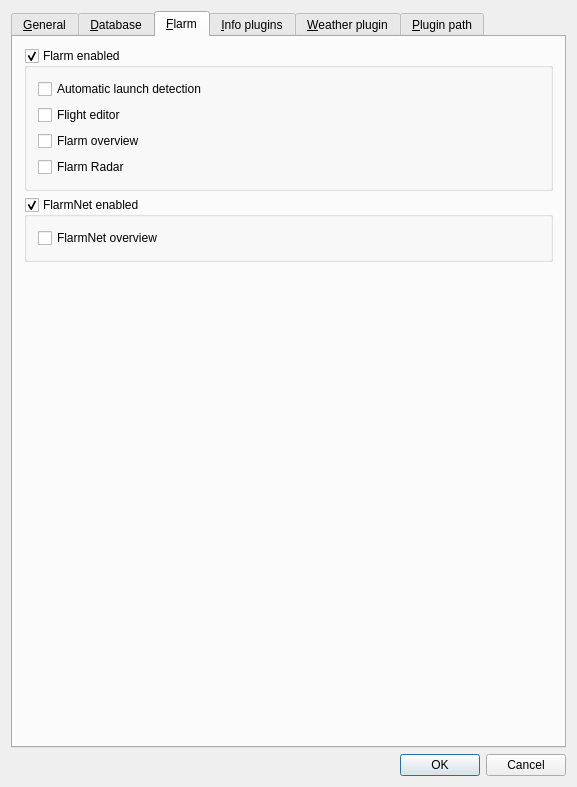
Above: src/gui/windows/SettingsWindow.ui from startkladde/startkladde before the change. Below: the same form after it.
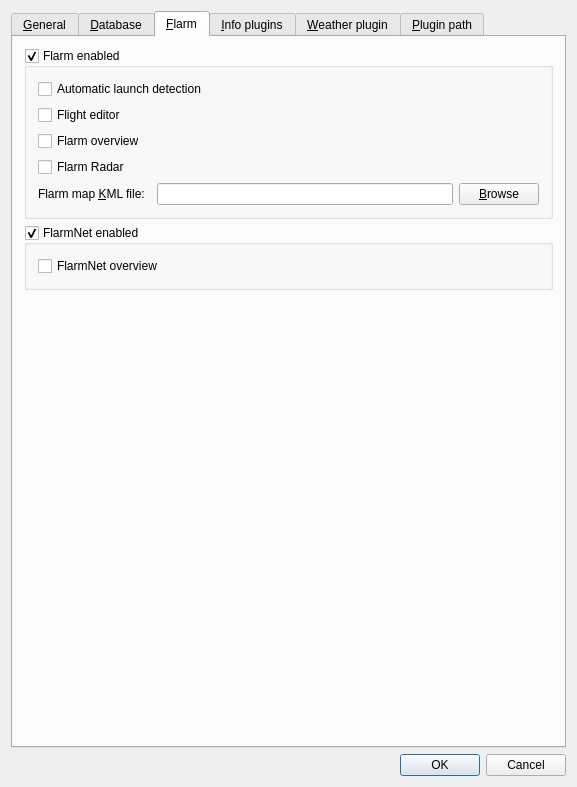
That is the form after the change. The open tabs and pages were chosen to show the change. Custom widgets are drawn as their Qt base class.

Commit message: Add Flarm map KML file to settings

The edit to the form file:
```diff
--- a/src/gui/windows/SettingsWindow.ui
+++ b/src/gui/windows/SettingsWindow.ui
@@ -479,8 +479,8 @@
          <property name="checkable">
           <bool>true</bool>
          </property>
-         <layout class="QVBoxLayout" name="verticalLayout_3">
-          <item>
+         <layout class="QGridLayout" name="gridLayout_3">
+          <item row="0" column="0" colspan="3">
            <widget class="QCheckBox" name="checkFlarmAutostart">
             <property name="toolTip">
              <string>&lt;html&gt;If enabled, data from attached flarm device will be used to detect starts and landings&lt;/html&gt;</string>
@@ -490,7 +490,7 @@
             </property>
            </widget>
           </item>
-          <item>
+          <item row="1" column="0" colspan="3">
            <widget class="QCheckBox" name="checkFlarmEditor">
             <property name="toolTip">
              <string>&lt;html&gt;If enabled, the flight editor will be opened automatically when incomplete flights are detected&lt;/html&gt;</string>
@@ -500,7 +500,7 @@
             </property>
            </widget>
           </item>
-          <item>
+          <item row="2" column="0" colspan="3">
            <widget class="QCheckBox" name="checkFlarmOverview">
             <property name="toolTip">
              <string>&lt;html&gt;If enabled, the Flarm overview can be opened&lt;/html&gt;</string>
@@ -510,7 +510,7 @@
             </property>
            </widget>
           </item>
-          <item>
+          <item row="3" column="0" colspan="3">
            <widget class="QCheckBox" name="checkFlarmRadar">
             <property name="toolTip">
              <string>&lt;html&gt;If enabled, the Flarm Radar window can be opened&lt;/html&gt;</string>
@@ -520,6 +520,35 @@
             </property>
            </widget>
           </item>
+          <item row="4" column="0">
+           <widget class="QLabel" name="label_3">
+            <property name="text">
+             <string>Flarm map &amp;KML file:</string>
+            </property>
+            <property name="buddy">
+             <cstring>flarmMapKmlFileNameInput</cstring>
+            </property>
+           </widget>
+          </item>
+          <item row="4" column="2">
+           <widget class="QWidget" name="widget_6" native="true">
+            <layout class="QHBoxLayout" name="horizontalLayout_4">
+             <property name="margin">
+              <number>0</number>
+             </property>
+             <item>
+              <widget class="QLineEdit" name="flarmMapKmlFileNameInput"/>
+             </item>
+             <item>
+              <widget class="QPushButton" name="browseKmlFileButton">
+               <property name="text">
+                <string>&amp;Browse</string>
+               </property>
+              </widget>
+             </item>
+            </layout>
+           </widget>
+          </item>
          </layout>
         </widget>
        </item>
```
Left out of the diff: 4 changed lines with no effect on the pictures. The commit also changes 4 other files.
